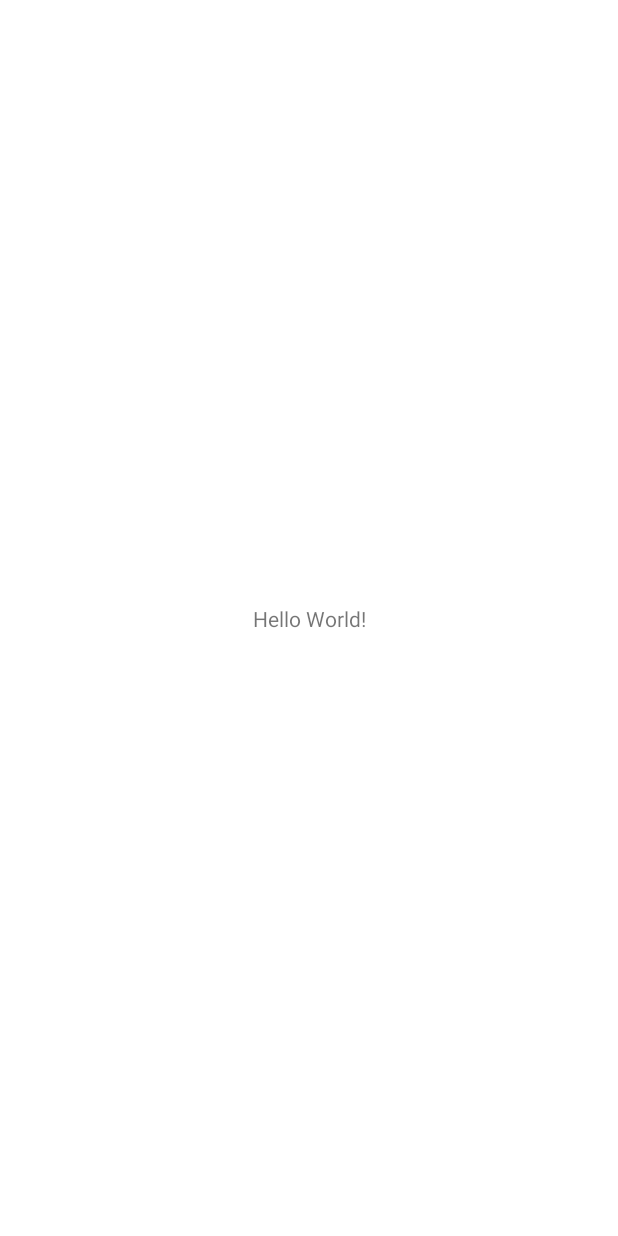
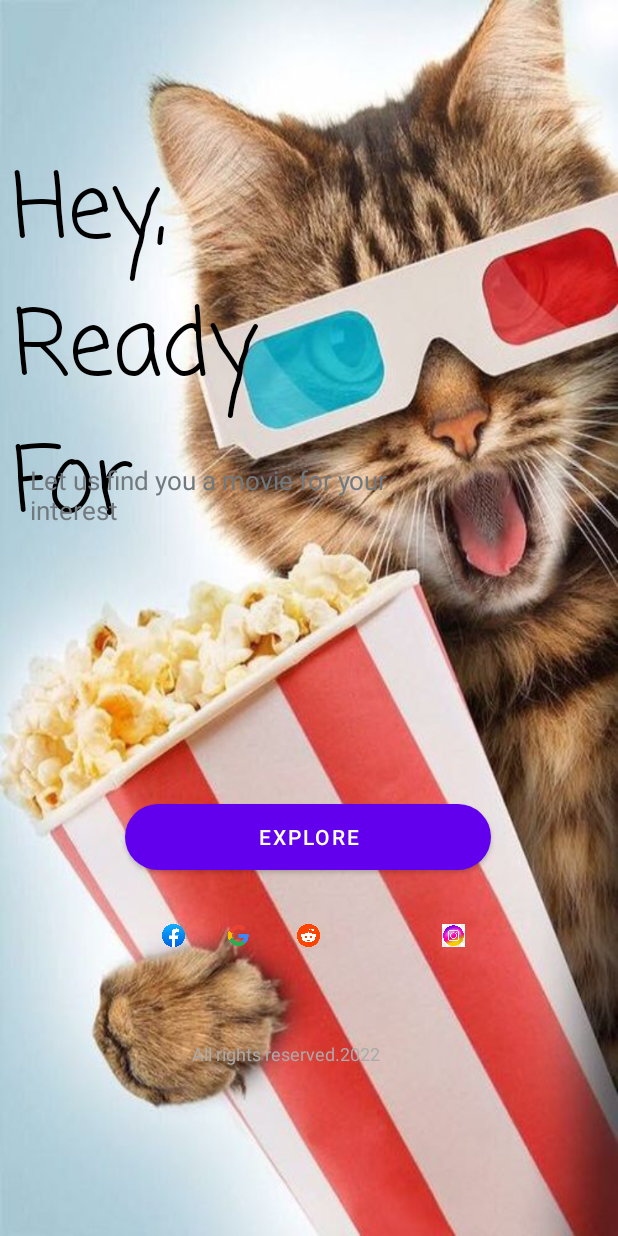
Before and after one commit to NinaWendy/Movie_Deck, an Android app: the screen it shows after launch (MainActivity), on a phone screen of 412 x 824 dp. Before the commit the screen is almost empty. Run offline under Robolectric (Android 15) with nearby library versions, the phone set to English and light mode, and no system bars.

Commit message:
Add and style home page layout components

```diff
--- a/app/src/main/res/layout/activity_main.xml
+++ b/app/src/main/res/layout/activity_main.xml
@@ -4,15 +4,110 @@
     xmlns:tools="http://schemas.android.com/tools"
     android:layout_width="match_parent"
     android:layout_height="match_parent"
+    android:background="@drawable/home"
     tools:context=".MainActivity">
 
     <TextView
-        android:layout_width="wrap_content"
-        android:layout_height="wrap_content"
-        android:text="Hello World!"
-        app:layout_constraintBottom_toBottomOf="parent"
-        app:layout_constraintEnd_toEndOf="parent"
+        android:id="@+id/heading"
+        android:layout_width="256dp"
+        android:layout_height="288dp"
+        android:layout_marginStart="8dp"
+        android:layout_marginTop="96dp"
+        android:fontFamily="casual"
+        android:text="@string/hey_ready_for_tonight"
+        android:textColor="@color/black"
+        android:textSize="60sp"
         app:layout_constraintStart_toStartOf="parent"
         app:layout_constraintTop_toTopOf="parent" />
 
+    <TextView
+        android:id="@+id/subheading"
+        android:layout_width="245dp"
+        android:layout_height="48dp"
+        android:layout_marginStart="20dp"
+        android:layout_marginTop="212dp"
+        android:text="@string/let_us_find_you_a_movie_for_your_interest"
+        android:textColor="@color/gray"
+        android:textSize="17sp"
+        app:layout_constraintStart_toStartOf="parent"
+        app:layout_constraintTop_toTopOf="@+id/heading"
+        tools:ignore="TextContrastCheck" />
+
+    <Button
+        android:id="@+id/explore"
+        android:layout_width="244dp"
+        android:layout_height="44dp"
+        android:layout_marginTop="152dp"
+        android:background="@drawable/custom_button"
+        android:text="@string/explore"
+        android:textColor="@color/white"
+        app:layout_constraintEnd_toEndOf="parent"
+        app:layout_constraintHorizontal_bias="0.495"
+        app:layout_constraintStart_toStartOf="parent"
+        app:layout_constraintTop_toBottomOf="@+id/heading"
+        tools:ignore="TouchTargetSizeCheck,TouchTargetSizeCheck,TextContrastCheck,TextContrastCheck" />
+
+    <ImageView
+        android:id="@+id/facebook"
+        android:layout_width="15dp"
+        android:layout_height="15dp"
+        android:layout_marginStart="108dp"
+        android:layout_marginTop="36dp"
+        app:layout_constraintStart_toStartOf="parent"
+        app:layout_constraintTop_toBottomOf="@+id/explore"
+        app:srcCompat="@drawable/facebook"
+        android:contentDescription="@string/img" />
+
+    <ImageView
+        android:id="@+id/imageView2"
+        android:layout_width="15dp"
+        android:layout_height="15dp"
+        android:layout_marginStart="28dp"
+        app:layout_constraintBottom_toBottomOf="@+id/facebook"
+        app:layout_constraintStart_toEndOf="@+id/facebook"
+        app:layout_constraintTop_toTopOf="@+id/facebook"
+        android:contentDescription="@string/img"
+        app:layout_constraintVertical_bias="0.0"
+        app:srcCompat="@drawable/google" />
+
+    <ImageView
+        android:id="@+id/imageView3"
+        android:layout_width="15dp"
+        android:layout_height="15dp"
+        android:layout_marginStart="28dp"
+        app:layout_constraintBottom_toBottomOf="@+id/imageView2"
+        app:layout_constraintEnd_toStartOf="@+id/imageView4"
+        app:layout_constraintHorizontal_bias="0.046"
+        app:layout_constraintStart_toEndOf="@+id/imageView2"
+        app:layout_constraintTop_toTopOf="@+id/imageView2"
+        app:layout_constraintVertical_bias="0.0"
+        app:srcCompat="@drawable/reddit"
+        android:contentDescription="@string/img" />
+
+    <ImageView
+        android:id="@+id/imageView4"
+        android:layout_width="27dp"
+        android:layout_height="0dp"
+        android:layout_marginEnd="96dp"
+        app:layout_constraintBottom_toBottomOf="@+id/imageView3"
+        app:layout_constraintEnd_toEndOf="parent"
+        app:layout_constraintTop_toTopOf="@+id/imageView3"
+        app:layout_constraintVertical_bias="0.0"
+        android:contentDescription="@string/img"
+        app:srcCompat="@drawable/insta" />
+
+    <TextView
+        android:id="@+id/copyright"
+        android:layout_width="wrap_content"
+        android:layout_height="wrap_content"
+        android:layout_marginStart="128dp"
+        android:layout_marginBottom="16dp"
+        android:text="@string/all_rights_reserved_2022"
+        android:textColor="@android:color/darker_gray"
+        android:textSize="12sp"
+        app:layout_constraintBottom_toBottomOf="parent"
+        app:layout_constraintStart_toStartOf="parent"
+        app:layout_constraintTop_toBottomOf="@+id/imageView3"
+        app:layout_constraintVertical_bias="0.392" />
+
 </androidx.constraintlayout.widget.ConstraintLayout>
```
